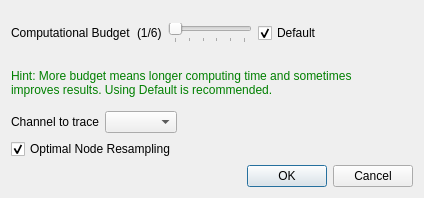
tingzhao/neutube, file neurolabi/gui/dialogs/zautotracedialog.ui: the form before one commit.
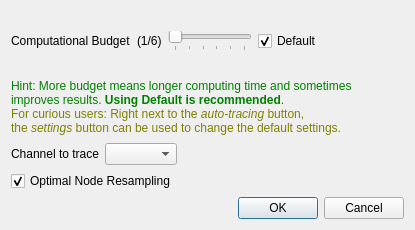
The form after the commit.

Diff of the .ui file:
```diff
--- a/neurolabi/gui/dialogs/zautotracedialog.ui
+++ b/neurolabi/gui/dialogs/zautotracedialog.ui
@@ -6,8 +6,8 @@
    <rect>
     <x>0</x>
     <y>0</y>
-    <width>424</width>
-    <height>198</height>
+    <width>415</width>
+    <height>230</height>
    </rect>
   </property>
   <property name="windowTitle">
@@ -89,7 +89,7 @@
      <item>
       <widget class="QLabel" name="label_5">
        <property name="text">
-        <string>&lt;html&gt;&lt;head/&gt;&lt;body&gt;&lt;p&gt;&lt;span style=&quot; color:#008000;&quot;&gt;Hint: More budget means longer computing time and sometimes &lt;br&gt;improves results. Using Default is recommended.&lt;/span&gt;&lt;/p&gt;&lt;/body&gt;&lt;/html&gt;</string>
+        <string>&lt;html&gt;&lt;head/&gt;&lt;body&gt;&lt;p&gt;&lt;span style=&quot; color:#008000;&quot;&gt;Hint: More budget means longer computing time and sometimes &lt;br&gt;improves results. &lt;b&gt;Using Default is recommended&lt;/b&gt;.&lt;br&gt;&lt;span style=&quot; color:#808000;&quot;&gt;For curious users: Right next to the &lt;i&gt;auto-tracing&lt;/i&gt; button, &lt;br&gt;the &lt;i&gt;settings&lt;/i&gt; button can be used to change the default settings.&lt;/span&gt;&lt;/p&gt;&lt;/body&gt;&lt;/html&gt;</string>
        </property>
       </widget>
      </item>
```
